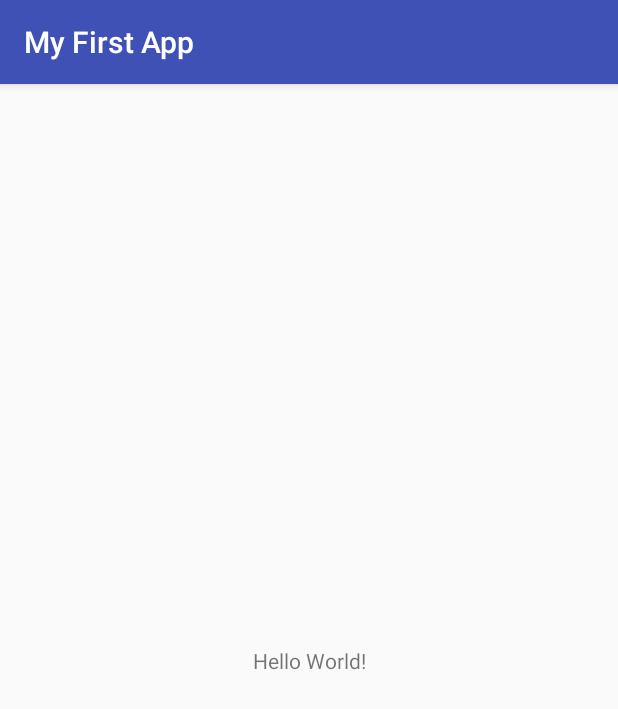
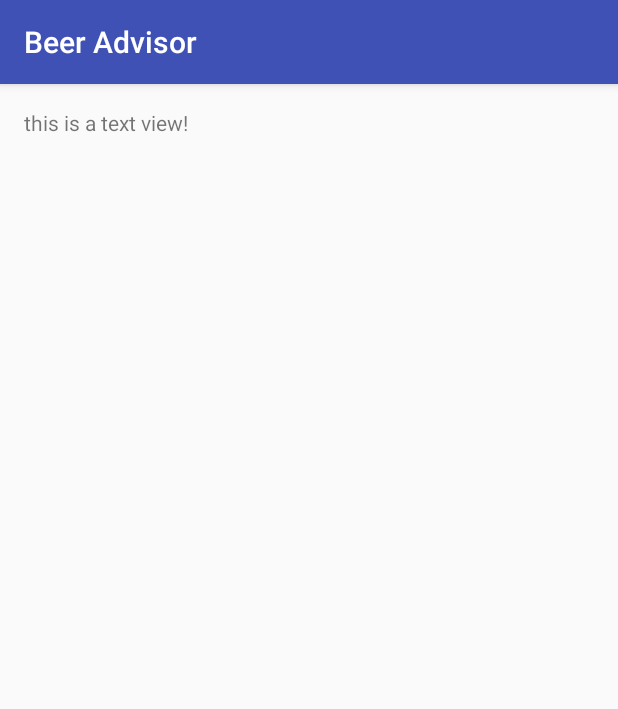
Before and after one commit to chen1649chenli/HeadFirstAndroid, an Android app: the screen it shows after launch (MainActivity), on a phone screen of 412 x 824 dp. Shown: the top 709 px of the screen. Run offline under Robolectric (Android 15) with nearby library versions, the phone set to English and light mode, and no system bars.

Commit message:
add Beer Advisor

```diff
--- a/FirstApp/app/src/main/res/layout/activity_main.xml
+++ b/FirstApp/app/src/main/res/layout/activity_main.xml
@@ -1,18 +1,17 @@
 <?xml version="1.0" encoding="utf-8"?>
-<android.support.constraint.ConstraintLayout xmlns:android="http://schemas.android.com/apk/res/android"
+<LinearLayout
+    xmlns:android="http://schemas.android.com/apk/res/android"
     xmlns:app="http://schemas.android.com/apk/res-auto"
     xmlns:tools="http://schemas.android.com/tools"
     android:layout_width="match_parent"
     android:layout_height="match_parent"
+    android:padding="16dp"
     tools:context=".MainActivity">
 
     <TextView
+        android:id="@+id/textView"
         android:layout_width="wrap_content"
         android:layout_height="wrap_content"
-        android:text="Hello World!"
-        app:layout_constraintBottom_toBottomOf="parent"
-        app:layout_constraintLeft_toLeftOf="parent"
-        app:layout_constraintRight_toRightOf="parent"
-        app:layout_constraintTop_toTopOf="parent" />
+        android:text="this is a text view!" />
 
-</android.support.constraint.ConstraintLayout>
+</LinearLayout>
--- a/FirstApp/app/src/main/res/values/strings.xml
+++ b/FirstApp/app/src/main/res/values/strings.xml
@@ -1,3 +1,3 @@
 <resources>
-    <string name="app_name">My First App</string>
+    <string name="app_name">Beer Advisor</string>
 </resources>
```
